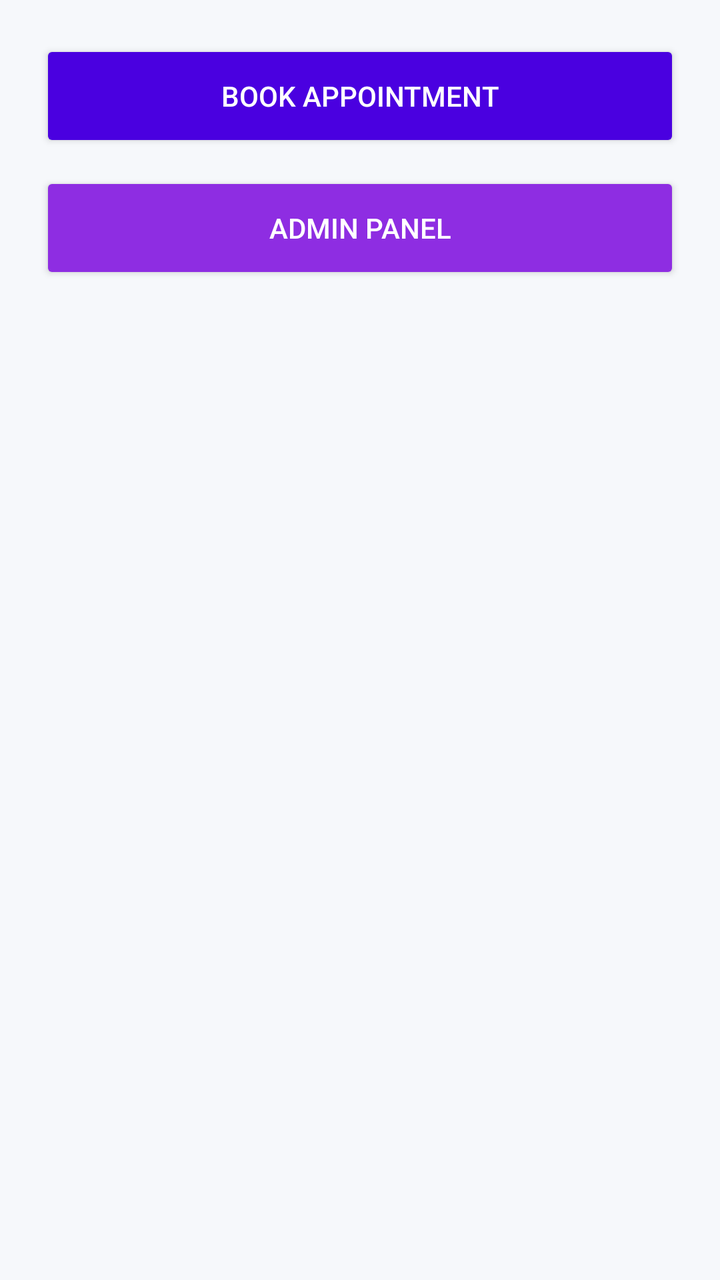
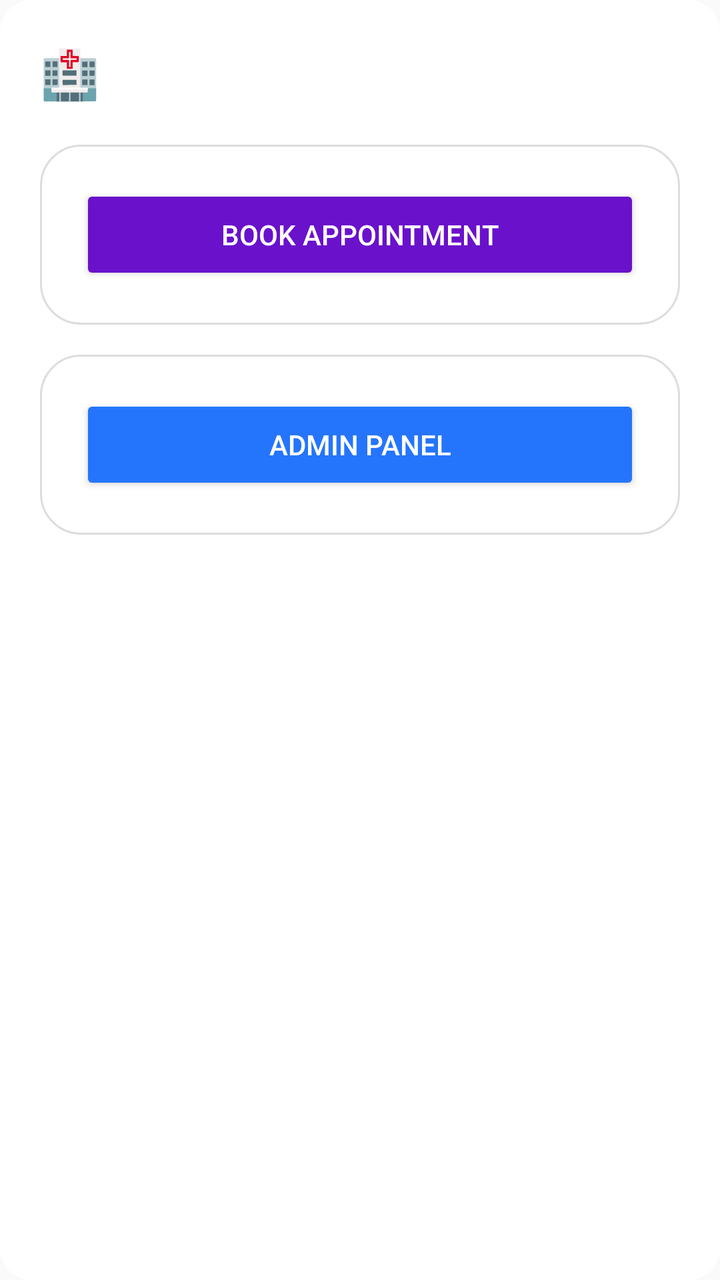

An Android layout rendered at two revisions. The XML below is the earlier revision; the diff shows what the commit changed to produce the second picture.
<!-- AndroidManifest.xml: application theme Theme.AppCompat.Light.NoActionBar -->
<!-- res/layout/activity_main.xml -->
<LinearLayout xmlns:android="http://schemas.android.com/apk/res/android"
    android:background="@color/bg"
    android:orientation="vertical"
    android:padding="20dp"
    android:layout_width="match_parent"
    android:layout_height="match_parent">

    <Button
        android:id="@+id/userBtn"
        android:text="Book Appointment"
        android:layout_width="match_parent"
        android:layout_height="56dp"
        android:backgroundTint="@color/primary"
        android:textColor="@color/white"/>

    <Button
        android:id="@+id/adminBtn"
        android:text="Admin Panel"
        android:layout_width="match_parent"
        android:layout_height="56dp"
        android:layout_marginTop="10dp"
        android:backgroundTint="@color/secondary"
        android:textColor="@color/white"/>
</LinearLayout>
<!-- resources referenced by this layout -->
<resources>
  <color name="bg">#F6F8FB</color>
  <color name="primary">#4A00E0</color>
  <color name="secondary">#8E2DE2</color>
  <color name="white">#FFFFFF</color>
</resources>

<!-- the commit's change to res/layout/activity_main.xml (unified diff, before → after) -->
@@ -1,24 +1,48 @@
 <LinearLayout xmlns:android="http://schemas.android.com/apk/res/android"
-    android:background="@color/bg"
-    android:orientation="vertical"
+    android:layout_width="match_parent"
+    android:layout_height="match_parent"
+    android:background="@drawable/bg_gradient"
     android:padding="20dp"
-    android:layout_width="match_parent"
-    android:layout_height="match_parent">
+    android:orientation="vertical">
 
-    <Button
-        android:id="@+id/userBtn"
-        android:text="Book Appointment"
+    <TextView
+        android:text="🏥 Doctor Booking"
+        android:textSize="24sp"
+        android:textStyle="bold"
+        android:textColor="#FFFFFF"
+        android:layout_marginBottom="20dp"
+        android:layout_width="wrap_content"
+        android:layout_height="wrap_content"/>
+
+    <LinearLayout
+        android:background="@drawable/bg_card"
+        android:padding="20dp"
+        android:layout_marginBottom="15dp"
         android:layout_width="match_parent"
-        android:layout_height="56dp"
-        android:backgroundTint="@color/primary"
-        android:textColor="@color/white"/>
+        android:layout_height="wrap_content">
 
-    <Button
-        android:id="@+id/adminBtn"
-        android:text="Admin Panel"
+        <Button
+            android:id="@+id/userBtn"
+            android:text="Book Appointment"
+            android:layout_width="match_parent"
+            android:layout_height="50dp"
+            android:backgroundTint="#6A11CB"
+            android:textColor="#FFFFFF"/>
+    </LinearLayout>
+
+    <LinearLayout
+        android:background="@drawable/bg_card"
+        android:padding="20dp"
         android:layout_width="match_parent"
-        android:layout_height="56dp"
-        android:layout_marginTop="10dp"
-        android:backgroundTint="@color/secondary"
-        android:textColor="@color/white"/>
+        android:layout_height="wrap_content">
+
+        <Button
+            android:id="@+id/adminBtn"
+            android:text="Admin Panel"
+            android:layout_width="match_parent"
+            android:layout_height="50dp"
+            android:backgroundTint="#2575FC"
+            android:textColor="#FFFFFF"/>
+    </LinearLayout>
+
 </LinearLayout>
<!-- resource entries referenced after the edit -->
@@ -1,8 +1,17 @@
 <!-- resources referenced by this layout -->
 <resources>
-  <color name="bg">#F6F8FB</color>
-  <color name="primary">#4A00E0</color>
-  <color name="secondary">#8E2DE2</color>
-  <color name="white">#FFFFFF</color>
+  <!-- drawable bg_card (drawable) -->
+  <shape xmlns:android="http://schemas.android.com/apk/res/android">
+      <solid android:color="#FFFFFF"/>
+      <corners android:radius="20dp"/>
+      <stroke android:width="1dp" android:color="#DDDDDD"/>
+  </shape>
+  <!-- drawable bg_gradient (drawable) -->
+  <shape xmlns:android="http://schemas.android.com/apk/res/android">
+      <solid android:color="#FFFFFF"/>
+      <corners android:radius="16dp"/>
+      <padding android:left="12dp" android:right="12dp"
+          android:top="12dp" android:bottom="12dp"/>
+  </shape>
 </resources>
 
